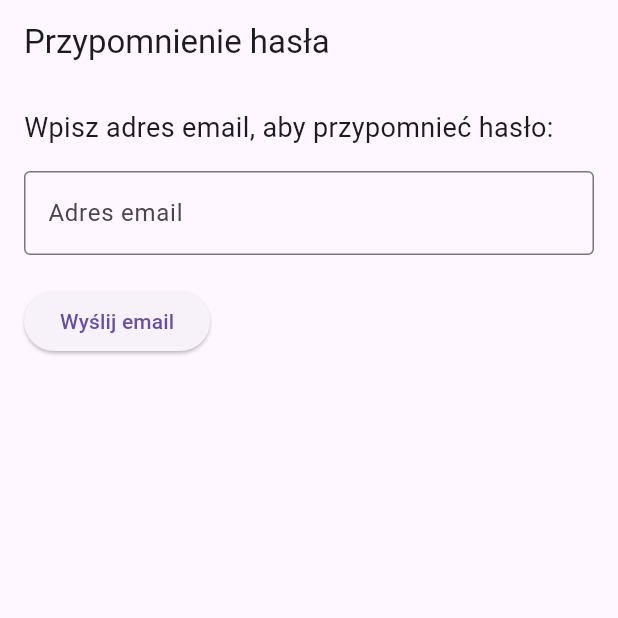
After one commit to Wizzzie9/FlutterProject, a Flutter app: the screen it shows after launch, after a tap on "Nie pamiętam hasła", on a phone screen of 412 x 824 dp, the top half of it. The commit adds this screen. Run offline on Flutter 3.47's test engine with Material 3 defaults, Android fonts, the phone set to English and light mode, and no system bars; our stand-ins replace cloud_firestore, firebase_auth, firebase_core, firebase_database, firebase_messaging, geocoding and 2 more; missing offline and left inert: flutter_map_math; accounts and stored records are empty.

Commit message:
Verification email; password reminder email

```diff
--- /dev/null
+++ b/lib/ForgotPasswordPage.dart
@@ -0,0 +1,103 @@
+import 'package:cloud_firestore/cloud_firestore.dart';
+import 'package:distance_check_app/LoginRegisterPage.dart';
+import 'package:firebase_auth/firebase_auth.dart';
+import 'package:flutter/material.dart';
+
+void main() {
+  runApp(MyApp());
+}
+
+class MyApp extends StatelessWidget {
+  @override
+  Widget build(BuildContext context) {
+    return MaterialApp(
+      title: 'Przypomnienie hasła',
+      theme: ThemeData(
+        primarySwatch: Colors.blue,
+      ),
+      home: PasswordReminderPage(),
+    );
+  }
+}
+
+class PasswordReminderPage extends StatefulWidget {
+  @override
+  _PasswordReminderPageState createState() => _PasswordReminderPageState();
+}
+
+Future<void> sendPassword(_emailController) async {
+  try {
+    await FirebaseAuth.instance.sendPasswordResetEmail(email: _emailController.text);
+  } catch (e) {
+    print('Błąd podczas wysyłania wiadomości: $e');
+    return null;
+  }
+}
+
+class _PasswordReminderPageState extends State<PasswordReminderPage> {
+  final TextEditingController _emailController = TextEditingController();
+  bool _isEmailSent = false;
+  void _sendEmail() {
+    String email = _emailController.text;
+    if (email.isEmpty) {
+      ScaffoldMessenger.of(context).showSnackBar(
+        SnackBar(content: Text("Proszę podać adres email")),
+      );
+    } else {
+      sendPassword(_emailController);
+      setState(() {
+        _isEmailSent = true;
+      });
+    }
+  }
+
+  @override
+  Widget build(BuildContext context) {
+    return Scaffold(
+      appBar: AppBar(
+        title: Text('Przypomnienie hasła'),
+      ),
+      body: Center(
+        child: _isEmailSent
+            ? Column(
+          children: [
+            Text(
+              'Jeśli istnieje konto powiązane z podanym adresem email, zostanie na niego wysłany link do zresetowania hasła.',
+              style: TextStyle(fontSize: 16),
+            ),
+            TextButton(  onPressed: () {
+      Navigator.pushReplacement(context,
+      MaterialPageRoute(builder: (context) => LoginPage()));
+      }, child: Text("Wróć do logowania"),)
+          ],
+        )
+            : Padding(
+          padding: const EdgeInsets.all(16.0),
+          child: Column(
+            crossAxisAlignment: CrossAxisAlignment.start,
+            children: [
+              Text(
+                'Wpisz adres email, aby przypomnieć hasło:',
+                style: TextStyle(fontSize: 18),
+              ),
+              SizedBox(height: 16),
+              TextField(
+                controller: _emailController,
+                decoration: InputDecoration(
+                  labelText: 'Adres email',
+                  border: OutlineInputBorder(),
+                ),
+                keyboardType: TextInputType.emailAddress,
+              ),
+              SizedBox(height: 20),
+              ElevatedButton(
+                onPressed: _sendEmail,
+                child: Text('Wyślij email'),
+              ),
+            ],
+          ),
+        ),
+      ),
+    );
+  }
+}
--- a/lib/LoginRegisterPage.dart
+++ b/lib/LoginRegisterPage.dart
@@ -1,3 +1,4 @@
+import 'package:distance_check_app/ForgotPasswordPage.dart';
 import 'package:distance_check_app/HomePage.dart';
 import 'package:flutter/material.dart';
 import 'package:firebase_auth/firebase_auth.dart';
@@ -98,6 +99,16 @@ class _LoginPageState extends State<LoginPage> {
     );
   }
 
+  Widget _forgotPassword() {
+    return TextButton(
+      onPressed: () {
+        Navigator.pushReplacement(context,
+            MaterialPageRoute(builder: (context) => PasswordReminderPage()));
+      },
+      child: Text('Nie pamiętam hasła'),
+    );
+  }
+
 
   Widget _loginOrRegisterButton() {
     return TextButton(
@@ -127,6 +138,7 @@ class _LoginPageState extends State<LoginPage> {
           children: [
             _emailEntryField('Adres email', _controllerEmail),
             _passwordEntryField('Hasło', _controllerPassword),
+            _forgotPassword(),
             _errorMessage(),
             _submitButton(),
             _loginOrRegisterButton()
--- a/lib/UpdateUserProfile.dart
+++ b/lib/UpdateUserProfile.dart
@@ -59,6 +59,8 @@ Future<void> updateUserData(String name, int age) async {
     });
     await currentUser?.updateProfile(displayName: name);
     await currentUser?.reload();
+    print("Wysłano mail weryfikacyjny");
+    await currentUser?.sendEmailVerification();
   }
 }
 
```
